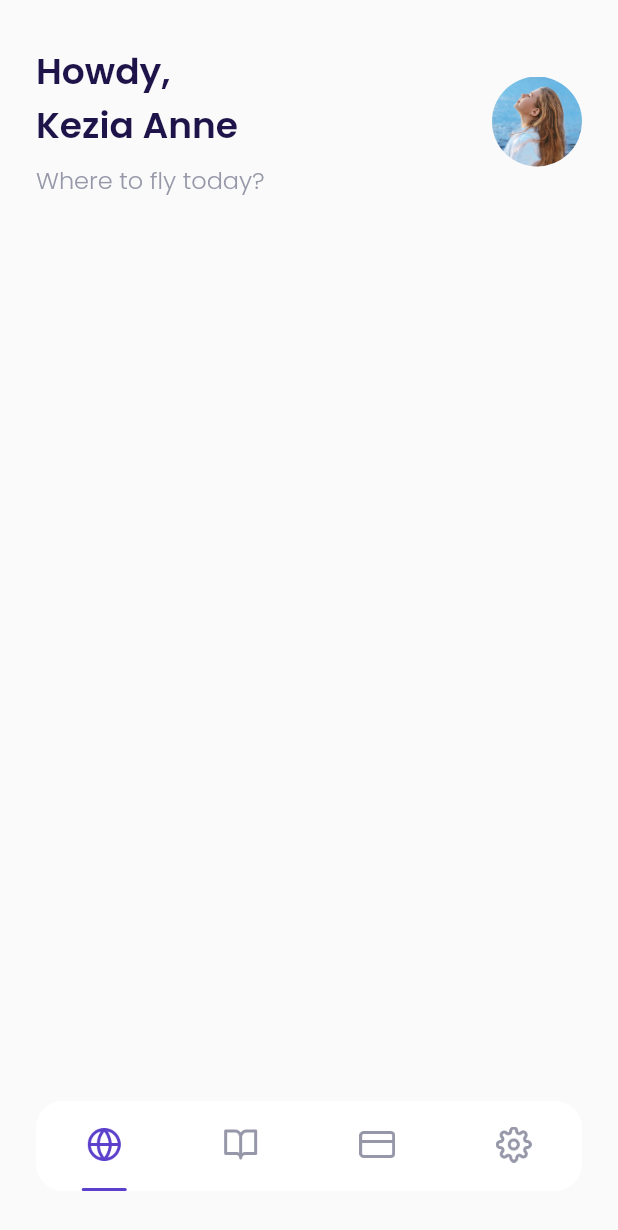
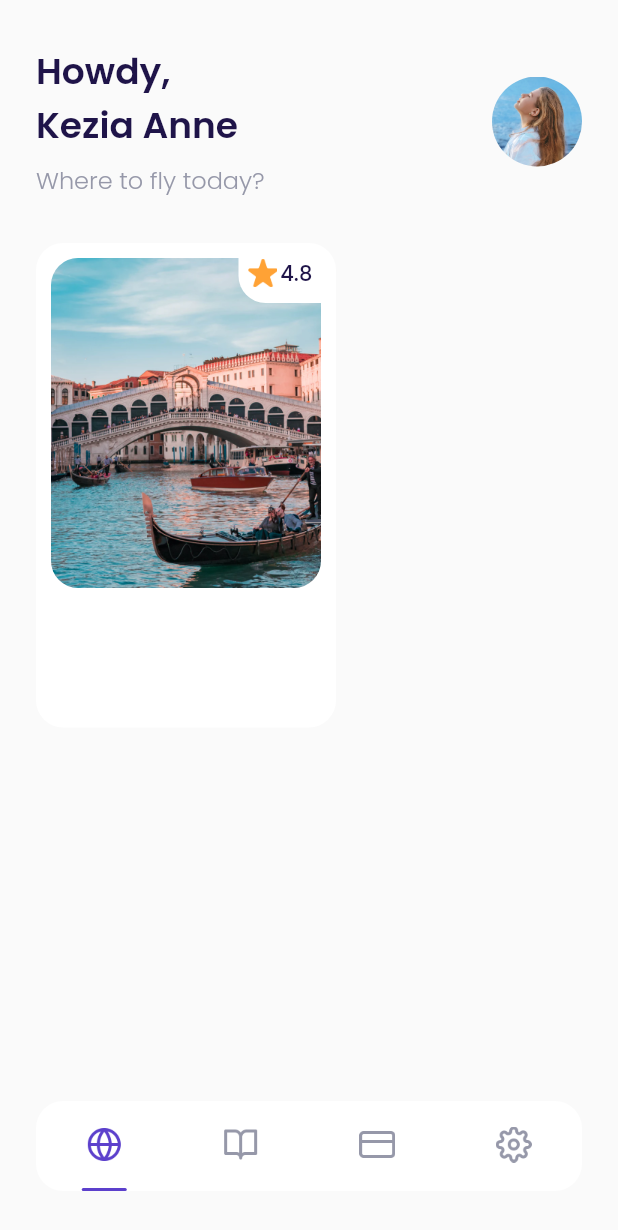
Before and after one commit to HerdisAdimarta/airplane, a Flutter app: the MainPage screen opened by its route, on a phone screen of 412 x 824 dp. Shown: the top 1230 px of the screen. Run offline on Flutter 3.47's test engine with Material 2 defaults, Android fonts, the phone set to English and light mode, and no system bars; our stand-ins replace google_fonts.

Commit message:
Slicing home (popular destination)

```diff
--- a/lib/ui/pages/home_page.dart
+++ b/lib/ui/pages/home_page.dart
@@ -52,9 +52,80 @@ class HomePage extends StatelessWidget {
       );
     }
 
+    Widget popularDestination(){
+      return Container(
+        margin: EdgeInsets.only(top: 30),
+        child: Row(
+          children: [
+            Container(
+              width: 200,
+              height: 323,
+              margin: EdgeInsets.only(
+                left: defaultMargin,
+              ),
+              padding: EdgeInsets.all(10),
+              decoration: BoxDecoration(
+                borderRadius: BorderRadius.circular(18),
+                color: kWhiteColor
+              ),
+              child: Column(
+                children: [
+                  Container(
+                    width: 180,
+                    height: 220,
+                    decoration: BoxDecoration(
+                      borderRadius: BorderRadius.circular(18),
+                      image: DecorationImage(image: AssetImage('assets/img_destination1.png'))
+                    ),
+                    child: Align(
+                      alignment: Alignment.topRight,
+                      child: Container(
+                        width: 55,
+                        height: 30,
+                        decoration: BoxDecoration(
+                          color: kWhiteColor,
+                          borderRadius: BorderRadius.only(
+                            bottomLeft: Radius.circular(18)
+                          )
+                        ),
+                        child: Row(
+                          mainAxisAlignment: MainAxisAlignment.center,
+                          crossAxisAlignment: CrossAxisAlignment.start,
+                          children: [
+                            Container(
+                              width: 20,
+                              height: 20,
+                              margin: EdgeInsets.only(right: 2),
+                              decoration: BoxDecoration(
+                                image: DecorationImage(
+                                    image: AssetImage('assets/ic_star.png'
+                                    )
+                                )
+                              ),
+                            ),
+                            Text(
+                              '4.8',
+                              style: blackTextStyle.copyWith(
+                                fontWeight: medium,
+                              ),
+                            )
+                          ],
+                        ),
+                      ),
+                    ),
+                  )
+                ],
+              ),
+            )
+          ],
+        ),
+      );
+    }
+
     return ListView(
       children: [
         header(),
+        popularDestination(),
       ]
     );
   }
```
